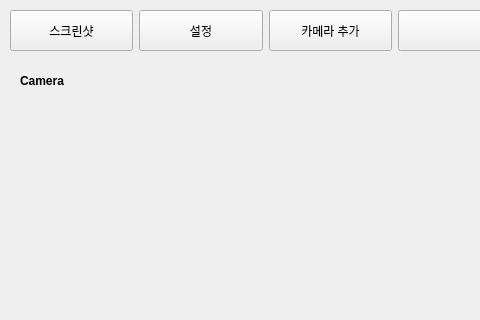
First picture: the form in UI/Main.ui, repository Blackwolf7704/CCTV-Project, before the edit; both pictures show x 0 to 480 and y 0 to 320 of the 883 by 474 pixel window.
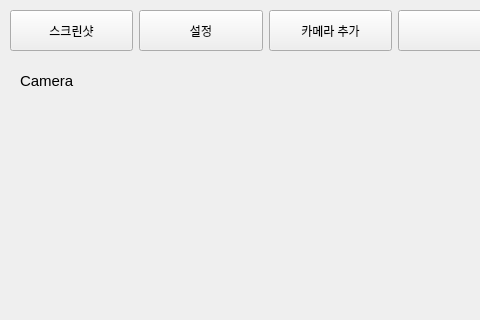
Second picture: the form after the edit.

What changed in the file:
```diff
--- a/UI/Main.ui
+++ b/UI/Main.ui
@@ -30,7 +30,7 @@
     <rect>
      <x>20</x>
      <y>70</y>
-     <width>71</width>
+     <width>81</width>
      <height>21</height>
     </rect>
    </property>
@@ -48,8 +48,10 @@
    </property>
    <property name="font">
     <font>
-     <weight>75</weight>
-     <bold>true</bold>
+     <family>Arial</family>
+     <pointsize>11</pointsize>
+     <weight>50</weight>
+     <bold>false</bold>
     </font>
    </property>
    <property name="autoFillBackground">
@@ -112,7 +114,7 @@
     <string/>
    </property>
   </widget>
-  <widget class="QWidget" name="">
+  <widget class="QWidget" name="layoutWidget">
    <property name="geometry">
     <rect>
      <x>10</x>
```
Left out of the diff: 4 changed lines with no effect on the pictures.
